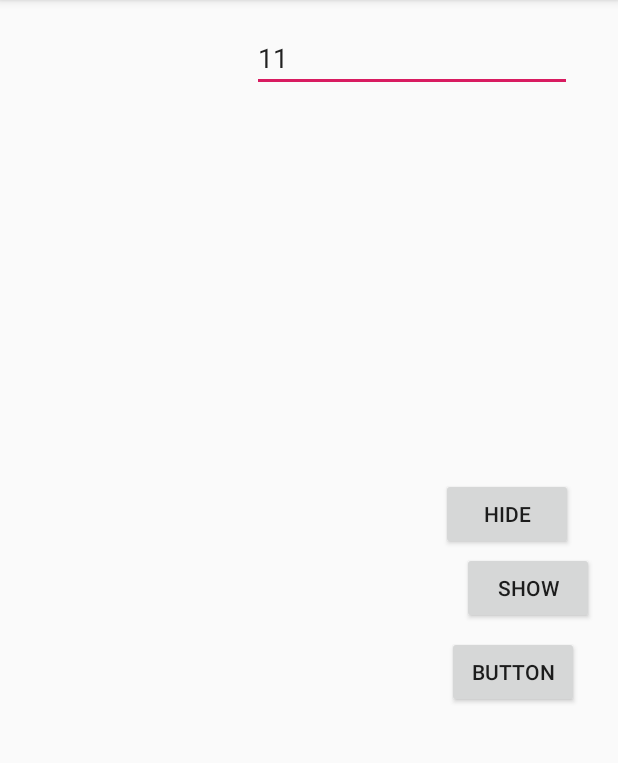
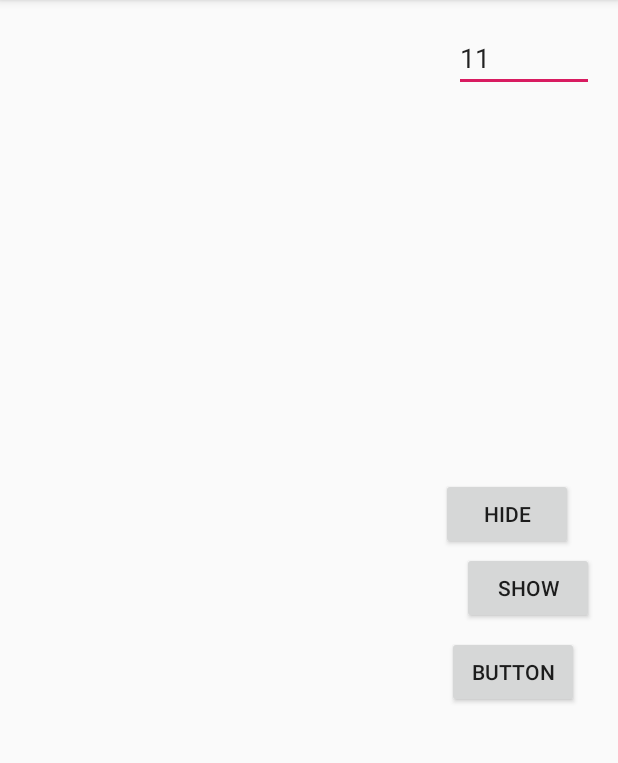
Before and after one commit to hozone2/CardCounter, an Android app: the screen it shows after launch (MainActivity), on a phone screen of 412 x 824 dp, the part 84-847 px from its top. Run offline under Robolectric (Android 15) with nearby library versions, the phone set to English and light mode, and no system bars; our stand-ins replace Volley; pictures from the network do not load; 1 statement that could not run was skipped.

Commit message:
commit 1

```diff
--- a/app/src/main/java/com/example/hikaru/cardcounter/Count.java
+++ /dev/null
@@ -1,4 +0,0 @@
-package com.example.hikaru.cardcounter;
-
-public class Count {
-}
--- a/app/src/main/res/layout/activity_main.xml
+++ b/app/src/main/res/layout/activity_main.xml
@@ -24,7 +24,7 @@
 
     <EditText
         android:id="@+id/Count"
-        android:layout_width="wrap_content"
+        android:layout_width="93dp"
         android:layout_height="wrap_content"
         android:layout_marginStart="153dp"
         android:layout_marginLeft="153dp"
@@ -36,6 +36,7 @@
         android:text="11"
         app:layout_constraintBottom_toTopOf="@+id/hide"
         app:layout_constraintEnd_toEndOf="parent"
+        app:layout_constraintHorizontal_bias="1.0"
         app:layout_constraintStart_toStartOf="parent"
         app:layout_constraintTop_toTopOf="parent"
         app:layout_constraintVertical_chainStyle="spread_inside" />
```
Also changed, not shown: app/src/main/java/com/example/hikaru/cardcounter/Game.java (added, +15 -0 lines), app/src/main/java/com/example/hikaru/cardcounter/MainActivity.java (+6 -5 lines).
